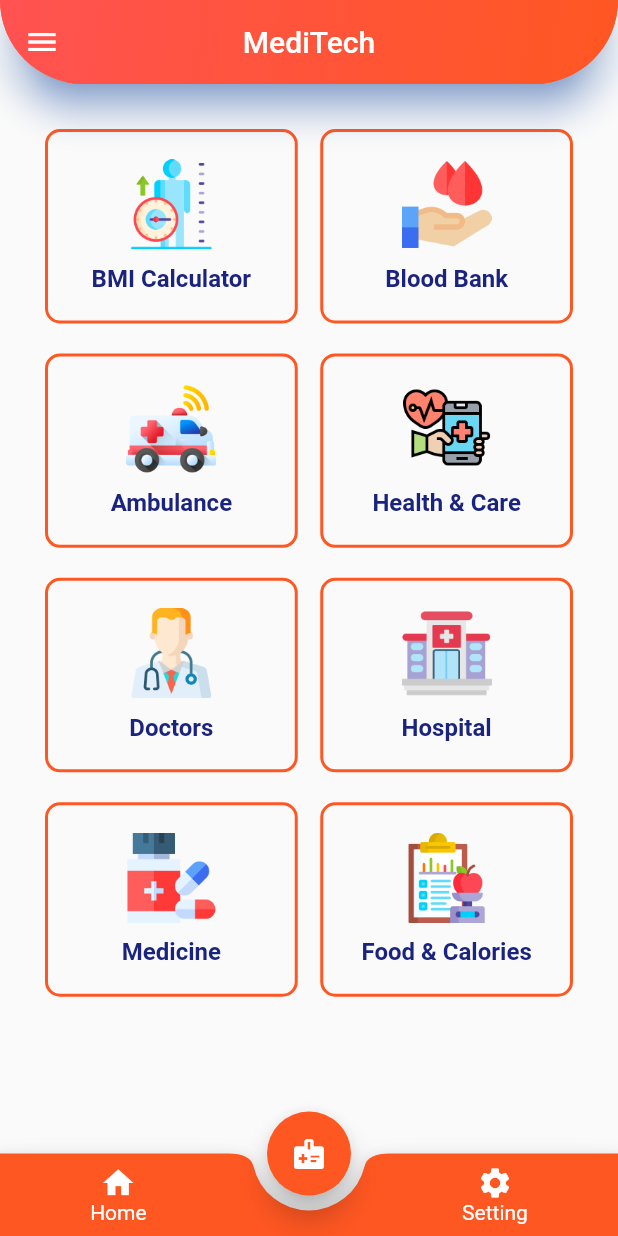
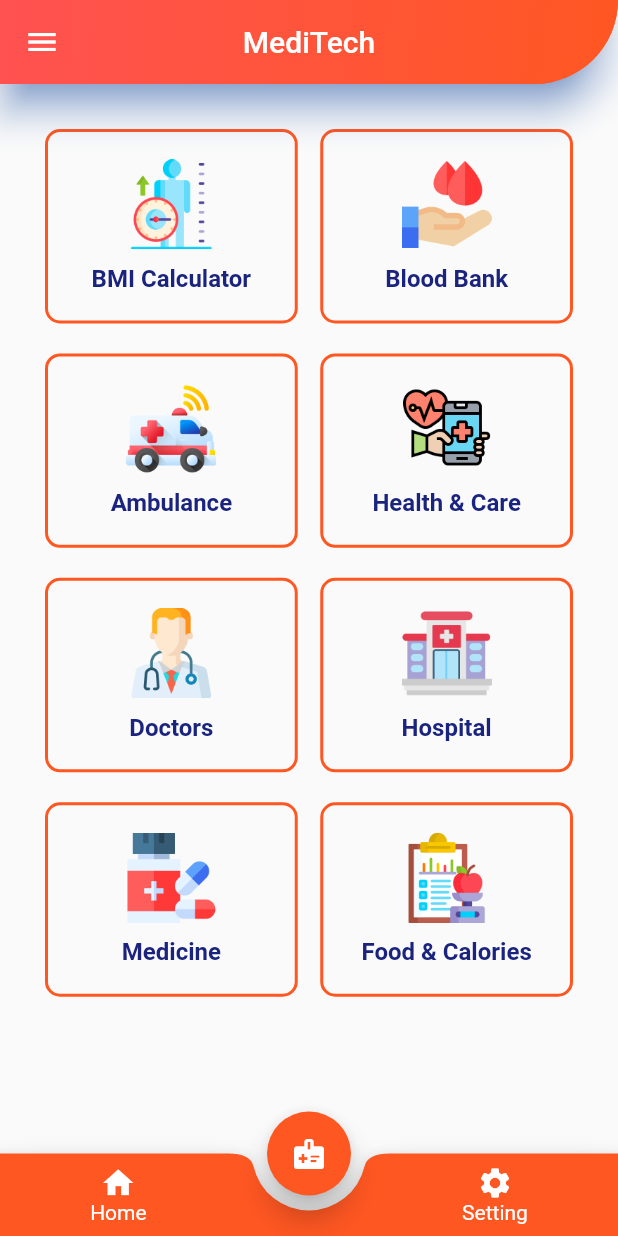
Before and after one commit to marufahmedofficial/MediTech_project_UITS, a Flutter app: the screen it shows after launch, on a phone screen of 412 x 824 dp. Run offline on Flutter 3.47's test engine with Material 2 defaults, Android fonts, the phone set to English and light mode, and no system bars.

```diff
--- a/lib/pages/homepage.dart
+++ b/lib/pages/homepage.dart
@@ -56,7 +56,7 @@ class _HomePageState extends State<HomePage> {
               end: Alignment.topLeft,
             ),
             borderRadius: BorderRadius.only(
-                bottomLeft: Radius.circular(80),
+                // bottomLeft: Radius.circular(60),
                 bottomRight: Radius.circular(80)),
           ),
         ),
@@ -64,7 +64,7 @@ class _HomePageState extends State<HomePage> {
         centerTitle: true,
         shape: RoundedRectangleBorder(
           borderRadius: BorderRadius.only(
-              bottomLeft: Radius.circular(80),
+              // bottomLeft: Radius.circular(60),
               bottomRight: Radius.circular((80))),
         ),
       ),
```
